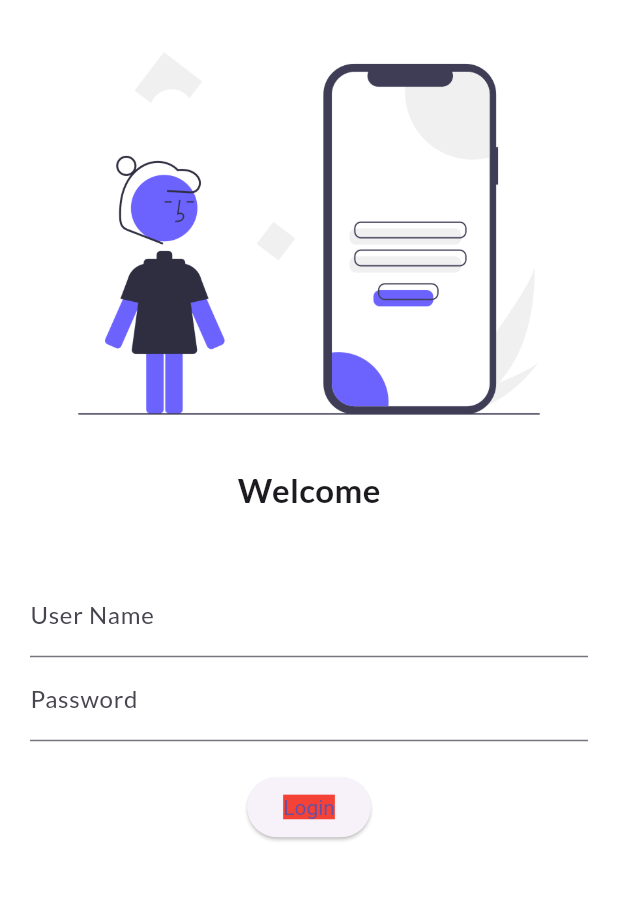
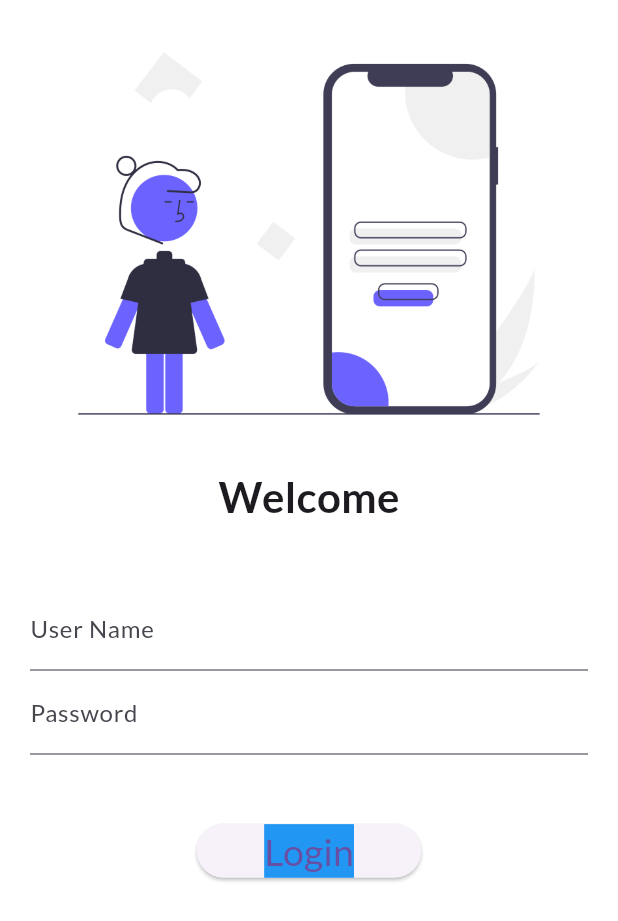
Before and after one commit to parth0075/Flutter-Learning, a Flutter app: the screen it shows after launch, on a phone screen of 412 x 824 dp. Shown: the top 921 px of the screen. Run offline on Flutter 3.47's test engine with Material 3 defaults, Android fonts, the phone set to English and light mode, and no system bars; our stand-ins replace google_fonts.

```diff
--- a/lib/main.dart
+++ b/lib/main.dart
@@ -2,6 +2,8 @@ import 'package:flutter/material.dart';
 import 'package:flutter_application_1/pages/home_page.dart';
 import 'package:flutter_application_1/pages/login_page.dart';
 import 'package:google_fonts/google_fonts.dart';
+
+import 'utils/routes.dart';
 
 
 void main() {
@@ -24,8 +26,8 @@ class MyApp extends StatelessWidget {
       initialRoute: "/",
       routes: {
         "/": (context) => Login(),
-        "/home": (context) => MyHome(),
-        "/login": (context) => Login()
+        MyRoutes.homeRoute: (context) => MyHome(),
+        MyRoutes.loginRoute: (context) => Login()
       },
     );
   }
--- a/lib/pages/login_page.dart
+++ b/lib/pages/login_page.dart
@@ -1,4 +1,5 @@
 import 'package:flutter/material.dart';
+import 'package:flutter_application_1/utils/routes.dart';
 
 class Login extends StatelessWidget {
   const Login({super.key});
@@ -7,7 +8,8 @@ class Login extends StatelessWidget {
   Widget build(BuildContext context) {
     return Material(
         color: Colors.white,
-        child: Column(
+        child: SingleChildScrollView(
+            child: Column(
           children: [
             Image.asset(
               "assets/images/login.png",
@@ -15,7 +17,7 @@ class Login extends StatelessWidget {
             ),
             Text(
               "Welcome",
-              style: TextStyle(fontSize: 22, fontWeight: FontWeight.bold),
+              style: TextStyle(fontSize: 28, fontWeight: FontWeight.bold),
             ),
             SizedBox(
               height: 20.0,
@@ -36,20 +38,25 @@ class Login extends StatelessWidget {
                           labelText: "Password"),
                     ),
                     SizedBox(
-                      height: 20.0,
+                      height: 40.0,
                     ),
                     ElevatedButton(
                       onPressed: () {
-                        // printToConsole("Hiii");
+                        Navigator.pushNamed(context,MyRoutes.homeRoute);
+                        print("Hiii");
                       },
                       style: TextButton.styleFrom(
-                          overlayColor: Colors.black,
-                          textStyle: TextStyle(backgroundColor: Colors.red)),
-                      child: Text("Login"),
+                        minimumSize: Size(150, 30),
+                      ),
+                      child: Text(
+                        "Login",
+                        style: TextStyle(
+                            fontSize: 25, backgroundColor: Colors.blue),
+                      ),
                     )
                   ],
                 ))
           ],
-        ));
+        )));
   }
 }
--- /dev/null
+++ b/lib/utils/routes.dart
@@ -0,0 +1,4 @@
+class MyRoutes {
+  static String loginRoute = "/login";
+  static String homeRoute = "/home";
+}
```
